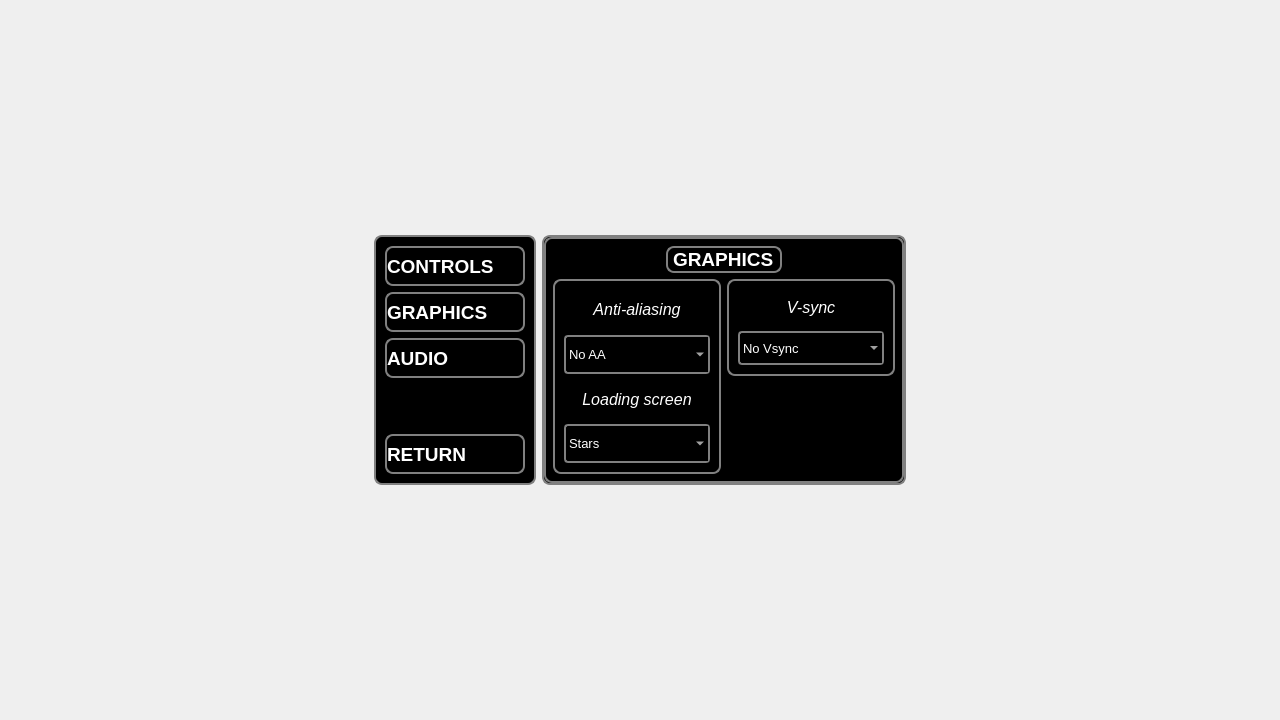
The window that interface/options.ui (StylishTriangles/Aurora) describes before a commit, drawn with Qt 5.
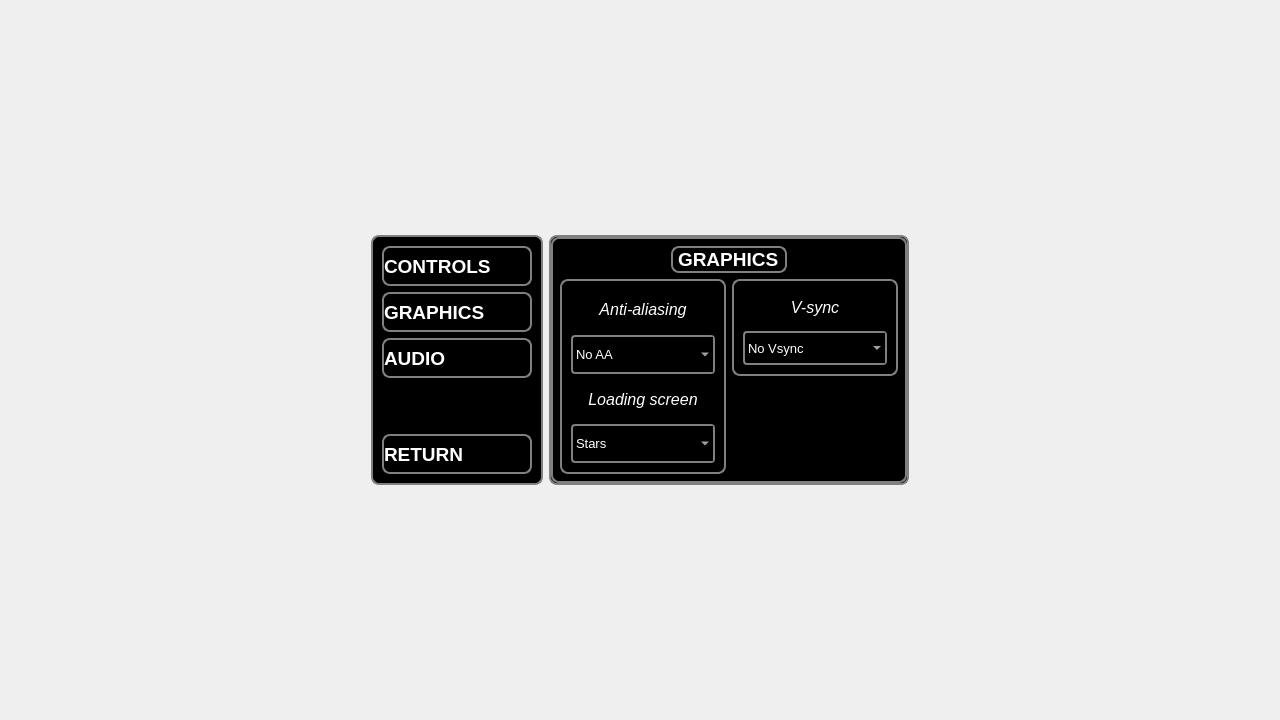
The same window after the commit. Icons and pictures are not drawn.

The edit to the form file:
```diff
--- a/interface/options.ui
+++ b/interface/options.ui
@@ -23,229 +23,6 @@
    <string>Form</string>
   </property>
   <layout class="QGridLayout" name="gridLayout_2">
-   <item row="1" column="1">
-    <widget class="QFrame" name="frame">
-     <property name="sizePolicy">
-      <sizepolicy hsizetype="Minimum" vsizetype="Expanding">
-       <horstretch>0</horstretch>
-       <verstretch>0</verstretch>
-      </sizepolicy>
-     </property>
-     <property name="sizeIncrement">
-      <size>
-       <width>0</width>
-       <height>0</height>
-      </size>
-     </property>
-     <property name="font">
-      <font>
-       <pointsize>8</pointsize>
-      </font>
-     </property>
-     <property name="styleSheet">
-      <string notr="true">QObject{
-border: 2px solid gray;
-background: black;
-border-radius: 8px;
-}
-
-QPushButton{
-text-align: left;
-color: white;
-}
-QPushButton:hover{
-border-color: Tomato;
-}
-QPushButton:pressed{
-border-color: Black;
-}</string>
-     </property>
-     <property name="frameShape">
-      <enum>QFrame::StyledPanel</enum>
-     </property>
-     <property name="frameShadow">
-      <enum>QFrame::Raised</enum>
-     </property>
-     <layout class="QGridLayout" name="gridLayout">
-      <item row="1" column="0">
-       <widget class="QPushButton" name="pushButton">
-        <property name="sizePolicy">
-         <sizepolicy hsizetype="Minimum" vsizetype="Preferred">
-          <horstretch>0</horstretch>
-          <verstretch>0</verstretch>
-         </sizepolicy>
-        </property>
-        <property name="minimumSize">
-         <size>
-          <width>140</width>
-          <height>40</height>
-         </size>
-        </property>
-        <property name="font">
-         <font>
-          <family>Leelawadee UI</family>
-          <pointsize>14</pointsize>
-          <weight>75</weight>
-          <bold>true</bold>
-         </font>
-        </property>
-        <property name="styleSheet">
-         <string notr="true"/>
-        </property>
-        <property name="text">
-         <string>CONTROLS</string>
-        </property>
-        <property name="icon">
-         <iconset resource="../icons.qrc">
-          <normaloff>:/interface/icons/controls0.png</normaloff>:/interface/icons/controls0.png</iconset>
-        </property>
-        <property name="iconSize">
-         <size>
-          <width>32</width>
-          <height>32</height>
-         </size>
-        </property>
-       </widget>
-      </item>
-      <item row="5" column="0">
-       <spacer name="verticalSpacer">
-        <property name="orientation">
-         <enum>Qt::Vertical</enum>
-        </property>
-        <property name="sizeType">
-         <enum>QSizePolicy::Preferred</enum>
-        </property>
-        <property name="sizeHint" stdset="0">
-         <size>
-          <width>20</width>
-          <height>50</height>
-         </size>
-        </property>
-       </spacer>
-      </item>
-      <item row="2" column="0">
-       <widget class="QPushButton" name="pushButton_2">
-        <property name="sizePolicy">
-         <sizepolicy hsizetype="Minimum" vsizetype="Preferred">
-          <horstretch>0</horstretch>
-          <verstretch>0</verstretch>
-         </sizepolicy>
-        </property>
-        <property name="minimumSize">
-         <size>
-          <width>140</width>
-          <height>40</height>
-         </size>
-        </property>
-        <property name="font">
-         <font>
-          <family>Leelawadee UI</family>
-          <pointsize>14</pointsize>
-          <weight>75</weight>
-          <bold>true</bold>
-         </font>
-        </property>
-        <property name="styleSheet">
-         <string notr="true"/>
-        </property>
-        <property name="text">
-         <string>GRAPHICS</string>
-        </property>
-        <property name="icon">
-         <iconset resource="../icons.qrc">
-          <normaloff>:/interface/icons/controls0.png</normaloff>:/interface/icons/controls0.png</iconset>
-        </property>
-        <property name="iconSize">
-         <size>
-          <width>32</width>
-          <height>32</height>
-         </size>
-        </property>
-       </widget>
-      </item>
-      <item row="3" column="0">
-       <widget class="QPushButton" name="pushButton_3">
-        <property name="sizePolicy">
-         <sizepolicy hsizetype="Minimum" vsizetype="Preferred">
-          <horstretch>0</horstretch>
-          <verstretch>0</verstretch>
-         </sizepolicy>
-        </property>
-        <property name="minimumSize">
-         <size>
-          <width>140</width>
-          <height>40</height>
-         </size>
-        </property>
-        <property name="font">
-         <font>
-          <family>Leelawadee UI</family>
-          <pointsize>14</pointsize>
-          <weight>75</weight>
-          <bold>true</bold>
-         </font>
-        </property>
-        <property name="styleSheet">
-         <string notr="true"/>
-        </property>
-        <property name="text">
-         <string>AUDIO</string>
-        </property>
-        <property name="icon">
-         <iconset resource="../icons.qrc">
-          <normaloff>:/interface/icons/controls0.png</normaloff>:/interface/icons/controls0.png</iconset>
-        </property>
-        <property name="iconSize">
-         <size>
-          <width>32</width>
-          <height>32</height>
-         </size>
-        </property>
-       </widget>
-      </item>
-      <item row="6" column="0">
-       <widget class="QPushButton" name="pushButton_4">
-        <property name="sizePolicy">
-         <sizepolicy hsizetype="Minimum" vsizetype="Preferred">
-          <horstretch>0</horstretch>
-          <verstretch>0</verstretch>
-         </sizepolicy>
-        </property>
-        <property name="minimumSize">
-         <size>
-          <width>140</width>
-          <height>40</height>
-         </size>
-        </property>
-        <property name="font">
-         <font>
-          <family>Leelawadee UI</family>
-          <pointsize>14</pointsize>
-          <weight>75</weight>
-          <bold>true</bold>
-         </font>
-        </property>
-        <property name="styleSheet">
-         <string notr="true"/>
-        </property>
-        <property name="text">
-         <string>RETURN</string>
-        </property>
-        <property name="icon">
-         <iconset resource="../icons.qrc">
-          <normaloff>:/interface/icons/quit_alt0.png</normaloff>:/interface/icons/quit_alt0.png</iconset>
-        </property>
-        <property name="iconSize">
-         <size>
-          <width>32</width>
-          <height>32</height>
-         </size>
-        </property>
-       </widget>
-      </item>
-     </layout>
-    </widget>
-   </item>
    <item row="0" column="1">
     <spacer name="verticalSpacer_2">
      <property name="orientation">
@@ -690,6 +467,229 @@
      </widget>
     </widget>
    </item>
+   <item row="1" column="1" colspan="2">
+    <widget class="QFrame" name="frame">
+     <property name="sizePolicy">
+      <sizepolicy hsizetype="Minimum" vsizetype="Expanding">
+       <horstretch>0</horstretch>
+       <verstretch>0</verstretch>
+      </sizepolicy>
+     </property>
+     <property name="sizeIncrement">
+      <size>
+       <width>0</width>
+       <height>0</height>
+      </size>
+     </property>
+     <property name="font">
+      <font>
+       <pointsize>8</pointsize>
+      </font>
+     </property>
+     <property name="styleSheet">
+      <string notr="true">QObject{
+border: 2px solid gray;
+background: black;
+border-radius: 8px;
+}
+
+QPushButton{
+text-align: left;
+color: white;
+}
+QPushButton:hover{
+border-color: Tomato;
+}
+QPushButton:pressed{
+border-color: Black;
+}</string>
+     </property>
+     <property name="frameShape">
+      <enum>QFrame::StyledPanel</enum>
+     </property>
+     <property name="frameShadow">
+      <enum>QFrame::Raised</enum>
+     </property>
+     <layout class="QGridLayout" name="gridLayout">
+      <item row="1" column="0">
+       <widget class="QPushButton" name="pushButton">
+        <property name="sizePolicy">
+         <sizepolicy hsizetype="Preferred" vsizetype="Preferred">
+          <horstretch>0</horstretch>
+          <verstretch>0</verstretch>
+         </sizepolicy>
+        </property>
+        <property name="minimumSize">
+         <size>
+          <width>150</width>
+          <height>40</height>
+         </size>
+        </property>
+        <property name="font">
+         <font>
+          <family>Leelawadee UI</family>
+          <pointsize>14</pointsize>
+          <weight>75</weight>
+          <bold>true</bold>
+         </font>
+        </property>
+        <property name="styleSheet">
+         <string notr="true"/>
+        </property>
+        <property name="text">
+         <string>CONTROLS</string>
+        </property>
+        <property name="icon">
+         <iconset resource="../icons.qrc">
+          <normaloff>:/interface/icons/controls0.png</normaloff>:/interface/icons/controls0.png</iconset>
+        </property>
+        <property name="iconSize">
+         <size>
+          <width>32</width>
+          <height>32</height>
+         </size>
+        </property>
+       </widget>
+      </item>
+      <item row="5" column="0">
+       <spacer name="verticalSpacer">
+        <property name="orientation">
+         <enum>Qt::Vertical</enum>
+        </property>
+        <property name="sizeType">
+         <enum>QSizePolicy::Preferred</enum>
+        </property>
+        <property name="sizeHint" stdset="0">
+         <size>
+          <width>20</width>
+          <height>50</height>
+         </size>
+        </property>
+       </spacer>
+      </item>
+      <item row="2" column="0">
+       <widget class="QPushButton" name="pushButton_2">
+        <property name="sizePolicy">
+         <sizepolicy hsizetype="Minimum" vsizetype="Preferred">
+          <horstretch>0</horstretch>
+          <verstretch>0</verstretch>
+         </sizepolicy>
+        </property>
+        <property name="minimumSize">
+         <size>
+          <width>140</width>
+          <height>40</height>
+         </size>
+        </property>
+        <property name="font">
+         <font>
+          <family>Leelawadee UI</family>
+          <pointsize>14</pointsize>
+          <weight>75</weight>
+          <bold>true</bold>
+         </font>
+        </property>
+        <property name="styleSheet">
+         <string notr="true"/>
+        </property>
+        <property name="text">
+         <string>GRAPHICS</string>
+        </property>
+        <property name="icon">
+         <iconset resource="../icons.qrc">
+          <normaloff>:/interface/icons/controls0.png</normaloff>:/interface/icons/controls0.png</iconset>
+        </property>
+        <property name="iconSize">
+         <size>
+          <width>32</width>
+          <height>32</height>
+         </size>
+        </property>
+       </widget>
+      </item>
+      <item row="3" column="0">
+       <widget class="QPushButton" name="pushButton_3">
+        <property name="sizePolicy">
+         <sizepolicy hsizetype="Minimum" vsizetype="Preferred">
+          <horstretch>0</horstretch>
+          <verstretch>0</verstretch>
+         </sizepolicy>
+        </property>
+        <property name="minimumSize">
+         <size>
+          <width>140</width>
+          <height>40</height>
+         </size>
+        </property>
+        <property name="font">
+         <font>
+          <family>Leelawadee UI</family>
+          <pointsize>14</pointsize>
+          <weight>75</weight>
+          <bold>true</bold>
+         </font>
+        </property>
+        <property name="styleSheet">
+         <string notr="true"/>
+        </property>
+        <property name="text">
+         <string>AUDIO</string>
+        </property>
+        <property name="icon">
+         <iconset resource="../icons.qrc">
+          <normaloff>:/interface/icons/controls0.png</normaloff>:/interface/icons/controls0.png</iconset>
+        </property>
+        <property name="iconSize">
+         <size>
+          <width>32</width>
+          <height>32</height>
+         </size>
+        </property>
+       </widget>
+      </item>
+      <item row="6" column="0">
+       <widget class="QPushButton" name="pushButton_4">
+        <property name="sizePolicy">
+         <sizepolicy hsizetype="Minimum" vsizetype="Preferred">
+          <horstretch>0</horstretch>
+          <verstretch>0</verstretch>
+         </sizepolicy>
+        </property>
+        <property name="minimumSize">
+         <size>
+          <width>140</width>
+          <height>40</height>
+         </size>
+        </property>
+        <property name="font">
+         <font>
+          <family>Leelawadee UI</family>
+          <pointsize>14</pointsize>
+          <weight>75</weight>
+          <bold>true</bold>
+         </font>
+        </property>
+        <property name="styleSheet">
+         <string notr="true"/>
+        </property>
+        <property name="text">
+         <string>RETURN</string>
+        </property>
+        <property name="icon">
+         <iconset resource="../icons.qrc">
+          <normaloff>:/interface/icons/quit_alt0.png</normaloff>:/interface/icons/quit_alt0.png</iconset>
+        </property>
+        <property name="iconSize">
+         <size>
+          <width>32</width>
+          <height>32</height>
+         </size>
+        </property>
+       </widget>
+      </item>
+     </layout>
+    </widget>
+   </item>
   </layout>
  </widget>
  <resources>
```
